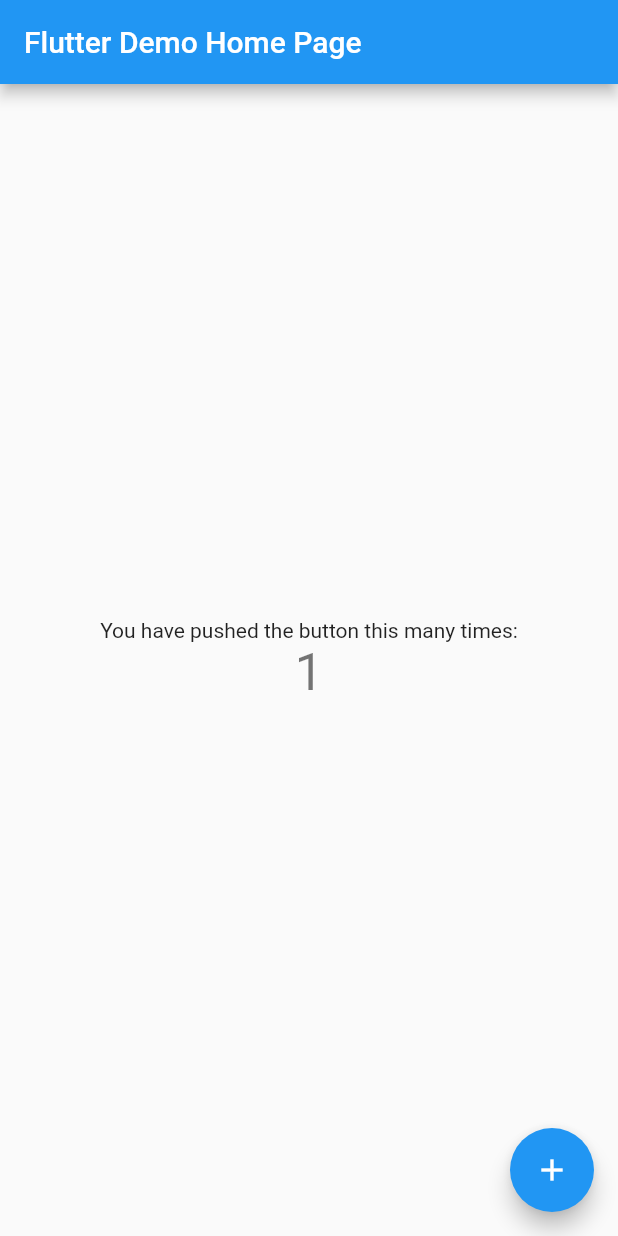
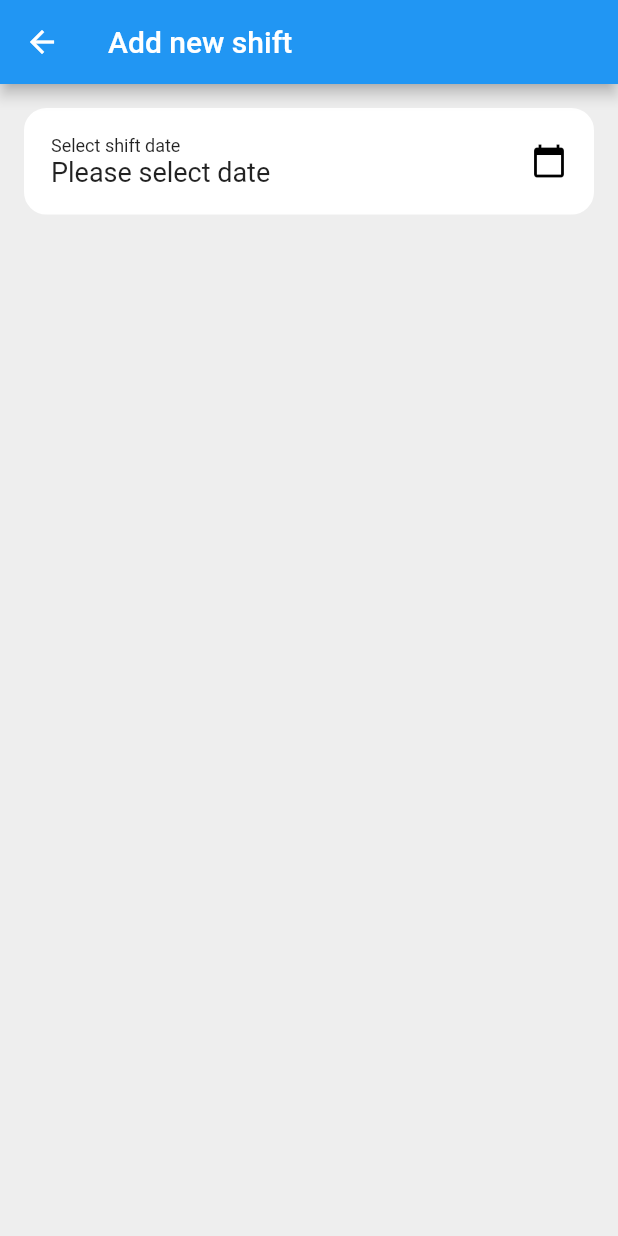
Before and after one commit to KarolisZiukas/logging_hours_flutter, a Flutter app: the screen it shows after launch, after a tap on the "add" icon, on a phone screen of 412 x 824 dp. Run offline on Flutter 3.47's test engine with Material 2 defaults, Android fonts, the phone set to English and light mode, and no system bars.

Commit message:
date select field

```diff
--- a/lib/main.dart
+++ b/lib/main.dart
@@ -1,4 +1,5 @@
 import 'package:flutter/material.dart';
+import 'src/ui/AddNewShiftActivity.dart';
 
 void main() => runApp(MyApp());
 
@@ -46,16 +47,6 @@ class MyHomePage extends StatefulWidget {
 class _MyHomePageState extends State<MyHomePage> {
   int _counter = 0;
 
-  void _incrementCounter() {
-    setState(() {
-      // This call to setState tells the Flutter framework that something has
-      // changed in this State, which causes it to rerun the build method below
-      // so that the display can reflect the updated values. If we changed
-      // _counter without calling setState(), then the build method would not be
-      // called again, and so nothing would appear to happen.
-      _counter++;
-    });
-  }
 
   @override
   Widget build(BuildContext context) {
@@ -102,7 +93,10 @@ class _MyHomePageState extends State<MyHomePage> {
         ),
       ),
       floatingActionButton: FloatingActionButton(
-        onPressed: _incrementCounter,
+        onPressed: () {
+          Navigator.push(context,
+          MaterialPageRoute(builder: (context) => AddNewShiftActivity()));
+        },
         tooltip: 'Increment',
         child: Icon(Icons.add),
       ), // This trailing comma makes auto-formatting nicer for build methods.
--- /dev/null
+++ b/lib/src/ui/AddNewShiftActivity.dart
@@ -0,0 +1,99 @@
+import 'package:flutter/material.dart';
+import 'package:intl/intl.dart';
+
+class AddNewShiftActivity extends StatefulWidget {
+  @override
+  AddNewShiftActivityState createState() => AddNewShiftActivityState();
+}
+
+Widget datePickerComponent = Text("Shift date");
+
+class AddNewShiftActivityState extends State<AddNewShiftActivity> {
+  final textEditingController = TextEditingController();
+  var formatter = new DateFormat('yyyy-MM-dd');
+  DateTime currentDate = DateTime.now();
+  String formatted = "Please select date";
+
+  @override
+  void dispose() {
+    // Clean up the controller when the Widget is disposed
+    textEditingController.dispose();
+    super.dispose();
+  }
+
+  Future<Null> _selectDate(BuildContext context) async {
+    final DateTime picked = await showDatePicker(
+        context: context,
+        initialDate: currentDate,
+        firstDate: DateTime(2015, 8),
+        lastDate: DateTime(2101));
+    if (picked != null)
+      setState(() {
+        formatted = DateFormat('yMMMMd').format(picked);
+      });
+  }
+
+  @override
+  Widget build(BuildContext context) {
+    return Scaffold(
+      backgroundColor: Color(0xFFeeeeee),
+      appBar: AppBar(
+        // Here we take the value from the MyHomePage object that was created by
+        // the App.build method, and use it to set our appbar title.
+        title: Text("Add new shift"),
+      ),
+      body: Column(
+        children: <Widget>[
+          Row(
+            mainAxisAlignment: MainAxisAlignment.start,
+            children: <Widget>[
+              Flexible(
+                child: Container(
+                  decoration: BoxDecoration(
+                      borderRadius: BorderRadius.circular(15.0),
+                      color: Color(0xFFFFFFFF),
+                      border: Border.all(
+                          color: Color(0xFFFFFFFF),
+                          width: 2.0
+                      )
+                  ),
+                  padding: EdgeInsets.all(16),
+                  margin: EdgeInsets.all(16),
+                  child: GestureDetector(
+                          onTap: () => _selectDate(context),
+                          child: Row(
+                            crossAxisAlignment: CrossAxisAlignment.center,
+                            children: <Widget>[
+                              Expanded(
+                                child: Column(
+                                  crossAxisAlignment: CrossAxisAlignment.start,
+                                  mainAxisAlignment: MainAxisAlignment.start,
+                                  children: <Widget>[
+                                    Text(
+                                        'Select shift date',
+                                      style: TextStyle(
+                                        fontSize: 12
+                                      ),
+                                    ),
+                                    Text('$formatted',
+                                      style: TextStyle(
+                                          fontSize: 18
+                                      ),),
+                                  ],
+                                ),
+                              ),
+                              Icon(
+                                Icons.calendar_today,
+                                color: Colors.black,
+                              )
+                            ],
+                          )),
+                ),
+              ),
+            ],
+          )
+        ],
+      ),
+    );
+  }
+}
--- a/pubspec.yaml
+++ b/pubspec.yaml
@@ -19,6 +19,7 @@ dependencies:
   # The following adds the Cupertino Icons font to your application.
   # Use with the CupertinoIcons class for iOS style icons.
   cupertino_icons: ^0.1.2
+  intl: 0.15.7
 
 dev_dependencies:
   flutter_test:
```
